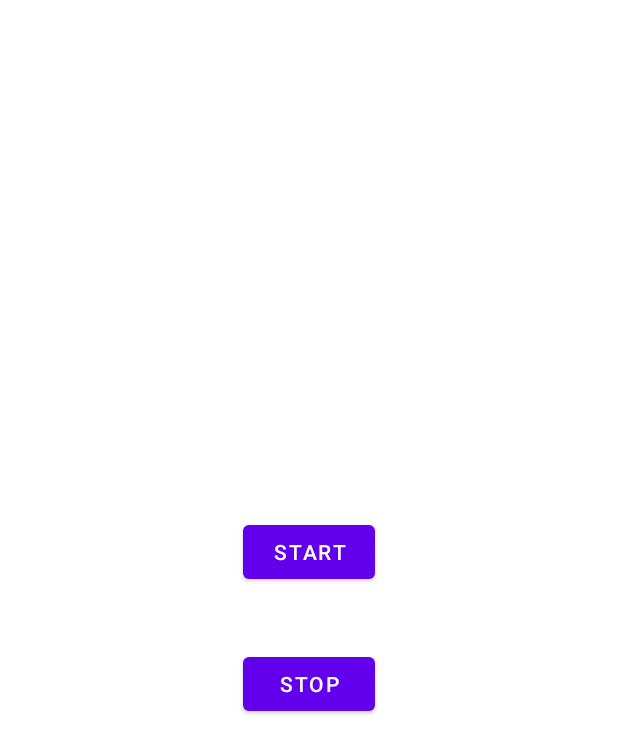
After one commit to AR1610/MyAppGenSatSun, an Android app: the layout activity_my_service.xml on its own in the app's theme, with its tools: preview values and no code run, on a phone screen of 412 x 824 dp. The commit adds this screen. Shown: the top 754 px of the screen. Run offline under Robolectric (Android 15) with nearby library versions, the phone set to English and light mode, and no system bars.

Commit message:
Android Service

```diff
--- a/app/src/main/AndroidManifest.xml
+++ b/app/src/main/AndroidManifest.xml
@@ -13,6 +13,10 @@
         android:supportsRtl="true"
         android:theme="@style/Theme.MyAppGenSatSun"
         android:usesCleartextTraffic="true">
+        <service android:name=".MyService"/>
+        <activity
+            android:name=".MyServiceActivity"
+            android:exported="false" />
         <activity
             android:name=".APICALL_GET_Activity"
             android:exported="false" />
--- a/app/src/main/java/com/myappgensatsun/SplashActivity.java
+++ b/app/src/main/java/com/myappgensatsun/SplashActivity.java
@@ -20,7 +20,7 @@ public class SplashActivity extends AppCompatActivity {
         new Handler().postDelayed(new Runnable() {
             @Override
             public void run() {
-                Intent i = new Intent(SplashActivity.this, APICALL_GET_Activity.class);
+                Intent i = new Intent(SplashActivity.this, MyServiceActivity.class);
                 startActivity(i);
                 finish(); // clear stack
             }
--- /dev/null
+++ b/app/src/main/res/layout/activity_my_service.xml
@@ -0,0 +1,26 @@
+<?xml version="1.0" encoding="utf-8"?>
+<LinearLayout xmlns:android="http://schemas.android.com/apk/res/android"
+    xmlns:app="http://schemas.android.com/apk/res-auto"
+    xmlns:tools="http://schemas.android.com/tools"
+    android:layout_width="match_parent"
+    android:layout_height="match_parent"
+    tools:context=".MyServiceActivity"
+    android:orientation="vertical"
+    android:gravity="center">
+
+
+    <Button
+        android:layout_width="wrap_content"
+        android:layout_height="wrap_content"
+        android:id="@+id/btn_start"
+        android:text="Start"/>
+
+
+    <Button
+        android:layout_width="wrap_content"
+        android:layout_height="wrap_content"
+        android:id="@+id/btn_stop"
+        android:layout_marginTop="40dp"
+        android:text="Stop"/>
+
+</LinearLayout>
```
Also changed, not shown: app/src/main/java/com/myappgensatsun/MyService.java (added, +39 -0 lines), app/src/main/java/com/myappgensatsun/MyServiceActivity.java (added, +39 -0 lines), 1 other file.
